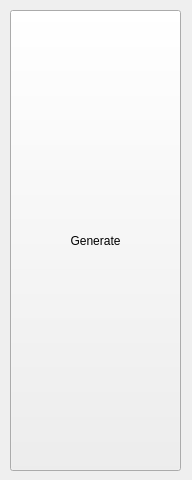
The window that Src/QtSfmlDemo/Algorithms/Gradient/GradientControls.ui (a7ecd22ff84d/Cpp) describes before a commit, drawn with Qt 5.
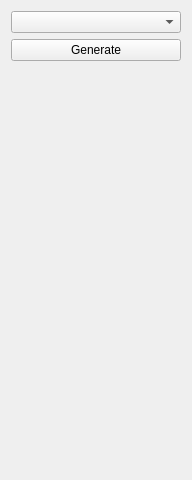
The same window after the commit.

Commit message: Vis: Printing gradient functions

```diff
--- a/Src/QtSfmlDemo/Algorithms/Gradient/GradientControls.ui
+++ b/Src/QtSfmlDemo/Algorithms/Gradient/GradientControls.ui
@@ -13,19 +13,31 @@
   <property name="windowTitle">
    <string>Form</string>
   </property>
+  <layout class="QVBoxLayout" name="verticalLayout">
+   <item>
+    <widget class="QComboBox" name="gradientsComboBox"/>
+   </item>
+   <item>
   <widget class="QPushButton" name="generateButton">
-   <property name="geometry">
-    <rect>
-     <x>10</x>
-     <y>10</y>
-     <width>171</width>
-     <height>461</height>
-    </rect>
-   </property>
    <property name="text">
     <string>Generate</string>
    </property>
   </widget>
+   </item>
+   <item>
+    <spacer name="verticalSpacer">
+     <property name="orientation">
+      <enum>Qt::Vertical</enum>
+     </property>
+     <property name="sizeHint" stdset="0">
+      <size>
+       <width>20</width>
+       <height>40</height>
+      </size>
+     </property>
+    </spacer>
+   </item>
+  </layout>
  </widget>
  <resources/>
  <connections/>
```
Lines whose indentation alone changed are shown as unchanged. The commit also changes 2 other files.
